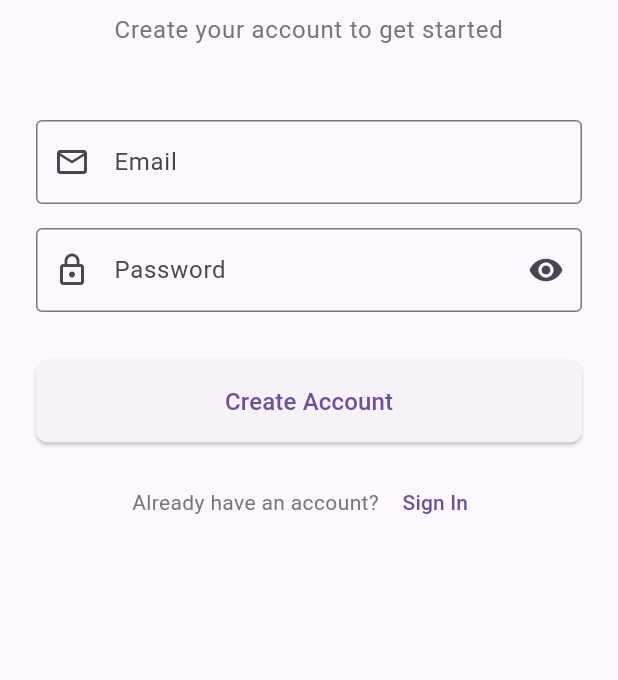
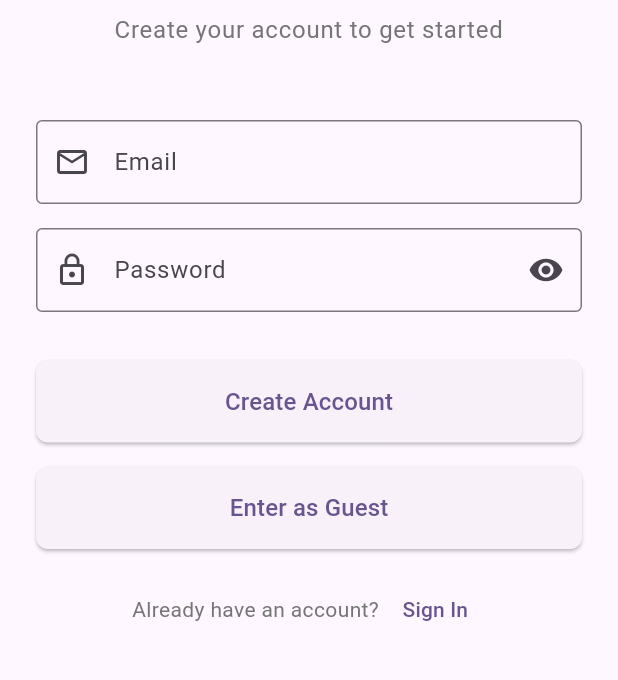
Before and after one commit to Virenvkj/todoeasy, a Flutter app: the RegistrationScreen screen opened directly, on a phone screen of 412 x 824 dp, the part 138-818 px from its top. Run offline on Flutter 3.47's test engine with Material 3 defaults, Android fonts, the phone set to English and light mode, and no system bars; our stand-ins replace cloud_firestore, firebase_auth, firebase_core; accounts and stored records are empty.

Commit message:
feat: add guest login

```diff
--- a/lib/models/user_details.dart
+++ b/lib/models/user_details.dart
@@ -7,26 +7,28 @@ String userDetailsToJson(UserDetails data) => json.encode(data.toJson());
 
 class UserDetails {
   final String uid;
-  final String email;
-  final String password;
+  String? email;
+  String? password;
   String? firstName;
   String? lastName;
+  bool isGuest;
 
   UserDetails({
     required this.uid,
-    required this.email,
-    required this.password,
+    this.email,
+    this.password,
     this.firstName,
     this.lastName,
+    this.isGuest = false,
   });
 
   factory UserDetails.fromJson(Map<String, dynamic> json) => UserDetails(
-        uid: json["uid"],
-        email: json["email"],
-        password: json["password"],
-        firstName: json["firstName"],
-        lastName: json["lastName"],
-      );
+      uid: json["uid"],
+      email: json["email"],
+      password: json["password"],
+      firstName: json["firstName"],
+      lastName: json["lastName"],
+      isGuest: json["isGuest"]);
 
   Map<String, dynamic> toJson() => {
         "uid": uid,
@@ -34,6 +36,7 @@ class UserDetails {
         "password": password,
         "firstName": firstName,
         "lastName": lastName,
+        "isGuest": isGuest,
       };
 
   Map<String, dynamic> profileNameToJson() => {
@@ -47,6 +50,7 @@ class UserDetails {
     String? password,
     String? firstName,
     String? lastName,
+    bool? isGuest,
   }) {
     return UserDetails(
       uid: uid ?? this.uid,
@@ -54,6 +58,7 @@ class UserDetails {
       password: password ?? this.password,
       firstName: firstName ?? this.firstName,
       lastName: lastName ?? this.lastName,
+      isGuest: isGuest ?? this.isGuest,
     );
   }
 }
--- a/lib/presentation/authentication/registration_screen.dart
+++ b/lib/presentation/authentication/registration_screen.dart
@@ -82,6 +82,53 @@ class _RegistrationScreenState extends State<RegistrationScreen> {
         .collection(FirestoreCollections.todoListCollection)
         .doc(userDetails.uid)
         .set({});
+  }
+
+  Future<void> _signInAsGuest() async {
+    setState(() {
+      _isLoading = true;
+    });
+
+    try {
+      final firebaseAuth = FirebaseAuth.instance;
+      final userCredentials = await firebaseAuth.signInAnonymously();
+
+      if (userCredentials.user == null) {
+        throw Exception('Somethign went wrong');
+      }
+
+      await _storeUserData(
+        userDetails: UserDetails(
+          uid: userCredentials.user!.uid,
+          isGuest: true,
+        ),
+      );
+
+      if (!mounted) return;
+
+      Navigator.of(context).pushAndRemoveUntil(
+        MaterialPageRoute(
+          builder: (context) => const DashboardScreen(),
+        ),
+        (route) => false,
+      );
+
+      AppConstans.showSnackBar(
+        context,
+        message: 'Account creation successful',
+        isSuccess: true,
+      );
+    } catch (error) {
+      AppConstans.showSnackBar(
+        context,
+        message: error.toString(),
+        isSuccess: false,
+      );
+    }
+
+    setState(() {
+      _isLoading = false;
+    });
   }
 
   Future<void> _handleRegistration() async {
@@ -251,6 +298,29 @@ class _RegistrationScreenState extends State<RegistrationScreen> {
 
                 const SizedBox(height: 16),
 
+                // Guest button
+                ElevatedButton(
+                  onPressed: _isLoading ? null : _signInAsGuest,
+                  style: ElevatedButton.styleFrom(
+                    padding: const EdgeInsets.symmetric(vertical: 16),
+                    shape: RoundedRectangleBorder(
+                      borderRadius: BorderRadius.circular(8),
+                    ),
+                  ),
+                  child: _isLoading
+                      ? const SizedBox(
+                          height: 20,
+                          width: 20,
+                          child: CircularProgressIndicator(strokeWidth: 2),
+                        )
+                      : const Text(
+                          'Enter as Guest',
+                          style: TextStyle(fontSize: 16),
+                        ),
+                ),
+
+                const SizedBox(height: 16),
+
                 // Login link
                 Row(
                   mainAxisAlignment: MainAxisAlignment.center,
```
